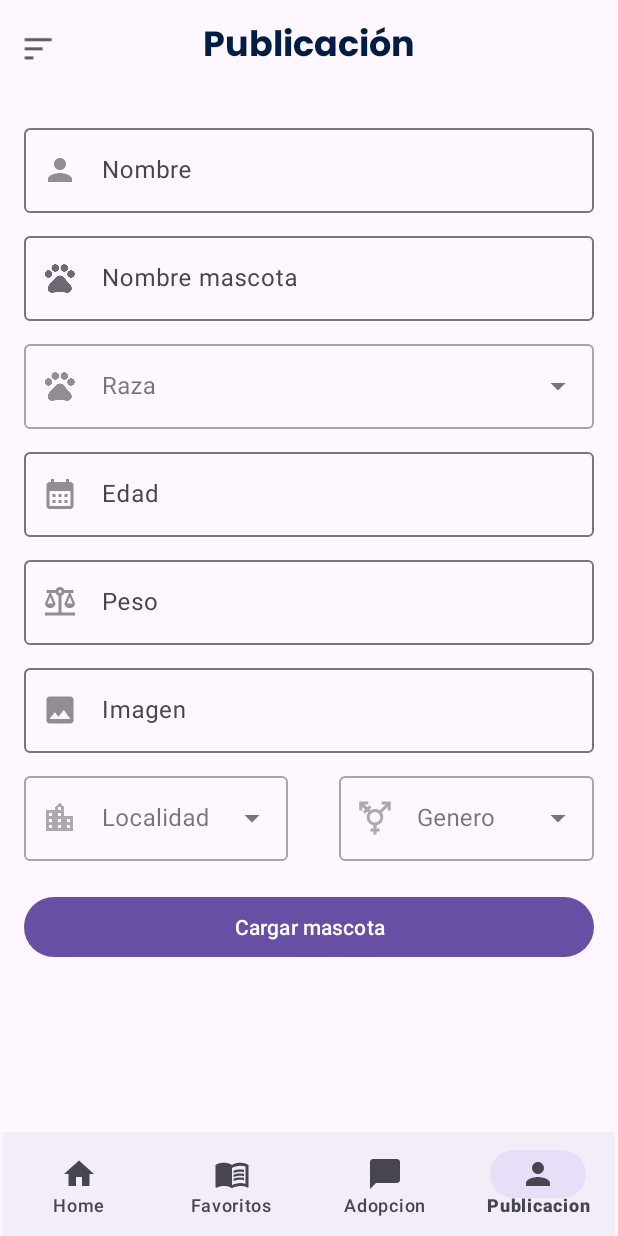
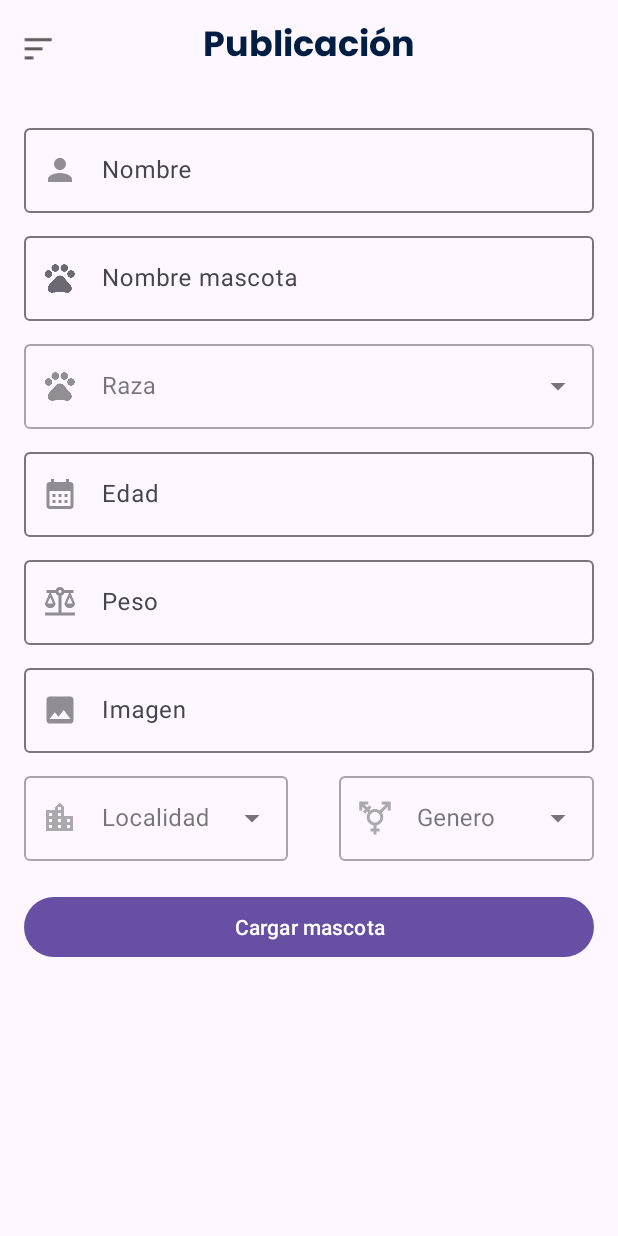
Before and after one commit to sosamatias1/Ort_TP3_Grupo7, an Android app: the screen it shows after launch (MainActivity), item 4 of the bottom bar chosen, on a phone screen of 412 x 824 dp. Run offline under Robolectric (Android 15) with nearby library versions, the phone set to English and light mode, and no system bars; our stand-ins replace Picasso, Room's generated code, navigation-ui; network calls fail; pictures from the network do not load; 2 statements that could not run were skipped.

Commit message:
Bottom bar publicaciones

```diff
--- a/app/src/main/java/com/example/tp3_grupo7_be/views/MainActivity.kt
+++ b/app/src/main/java/com/example/tp3_grupo7_be/views/MainActivity.kt
@@ -1,6 +1,7 @@
 package com.example.tp3_grupo7_be.views
 
 import android.os.Bundle
+import android.util.Log
 import android.view.View
 import android.widget.TextView
 import androidx.appcompat.app.ActionBarDrawerToggle
@@ -40,9 +41,7 @@ class MainActivity : AppCompatActivity() {
         setBottomNavBar()
         setDrawerMenu()
         onDestinationChangedListener()
-
         NavigationUI.setupWithNavController(navigationView, navController)
-
     }
 
     private fun setNavHostFragment() {
@@ -72,7 +71,7 @@ class MainActivity : AppCompatActivity() {
                 val drawerIcon = ContextCompat.getDrawable(this, R.drawable.drawer_icon)
                 toggle.setHomeAsUpIndicator(drawerIcon)
             }
-            if (fragmentId == R.id.dogDetailFragment) {
+            if (fragmentId == R.id.dogDetailFragment || fragmentId == R.id.publicacionFragment) {
                 bottomNavigationView.visibility = View.GONE
             } else{
                 bottomNavigationView.visibility = View.VISIBLE
```
